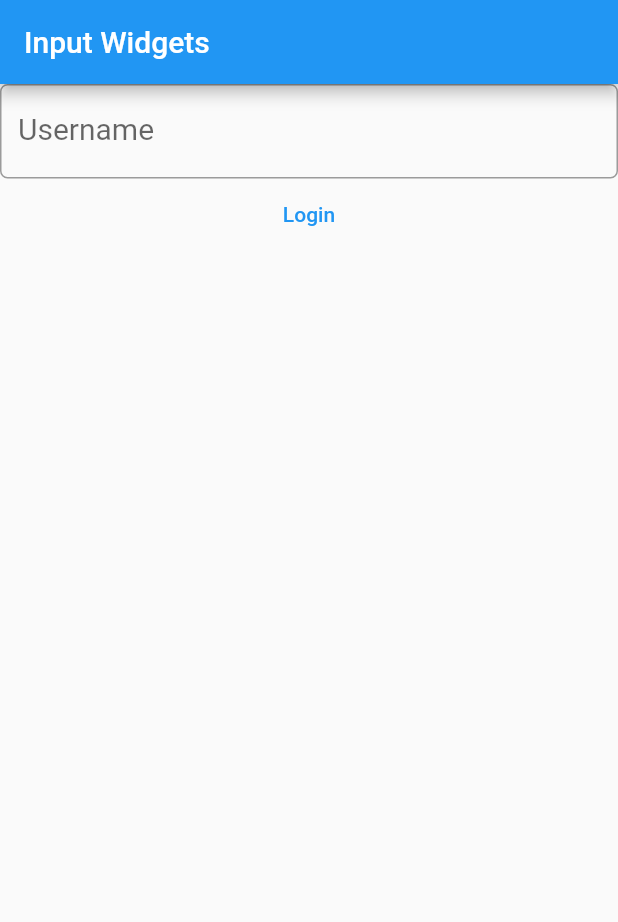
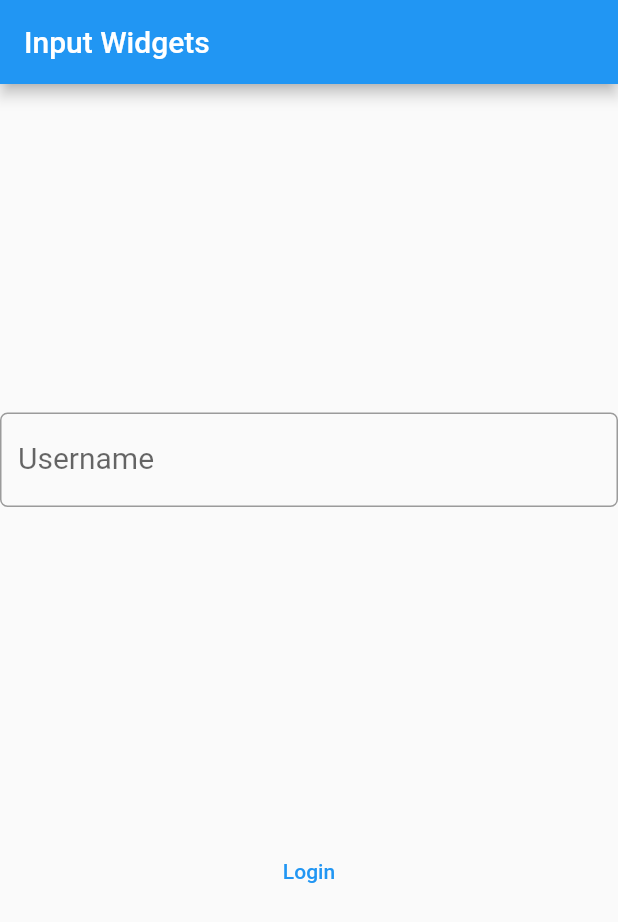
Before and after one commit to abdulwaheed-dev/Flutter-Practice, a Flutter app: the screen it shows after launch, on a phone screen of 412 x 824 dp. Shown: the top 922 px of the screen. Run offline on Flutter 3.47's test engine with Material 2 defaults, Android fonts, the phone set to English and light mode, and no system bars.

```diff
--- a/input_widgets/lib/main.dart
+++ b/input_widgets/lib/main.dart
@@ -37,6 +37,7 @@ class MyHomePage extends StatelessWidget {
       body:
       Center(
         child: Column(
+          mainAxisAlignment: MainAxisAlignment.spaceEvenly,
           children: [
             TextField(
           // onChanged: (value){
@@ -83,7 +84,7 @@ class welcomeScreen extends StatelessWidget{
    return Scaffold(
     appBar: AppBar(title: const Text("Login Sucessful"),),
     body: Center(
-      child: Text("Welcome Mr. $username"),
+      child: Text("Welcome Mr. $username",),
     ),
    );
   }
```
Also changed, not shown: input_widgets/fonts/Raleway-VariableFont_wght.ttf (added).
